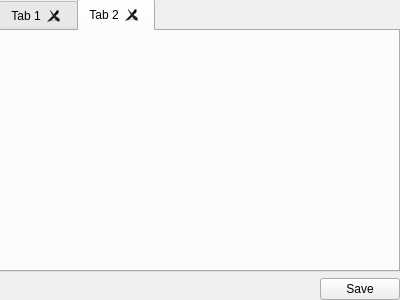
Above: texteditor.ui from giacomoManto/SSH-Explorer before the change. Below: the same form after it.
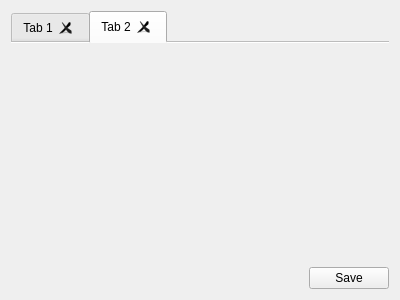
That is the form after the change. The open tabs and pages were chosen to show the change.

What changed in the file:
```diff
--- a/texteditor.ui
+++ b/texteditor.ui
@@ -10,26 +10,28 @@
     <height>300</height>
    </rect>
   </property>
+  <property name="sizePolicy">
+   <sizepolicy hsizetype="Expanding" vsizetype="Expanding">
+    <horstretch>0</horstretch>
+    <verstretch>0</verstretch>
+   </sizepolicy>
+  </property>
   <property name="windowTitle">
    <string>Form</string>
   </property>
-  <widget class="QWidget" name="verticalLayoutWidget">
-   <property name="geometry">
-    <rect>
-     <x>-1</x>
-     <y>-1</y>
-     <width>401</width>
-     <height>301</height>
-    </rect>
-   </property>
+  <layout class="QVBoxLayout" name="verticalLayout_2">
+   <item>
    <layout class="QVBoxLayout" name="verticalLayout">
+     <property name="sizeConstraint">
+      <enum>QLayout::SizeConstraint::SetNoConstraint</enum>
+     </property>
     <item>
      <widget class="QTabWidget" name="tabWidget">
       <property name="currentIndex">
        <number>0</number>
       </property>
       <property name="documentMode">
-       <bool>false</bool>
+        <bool>true</bool>
       </property>
       <property name="tabsClosable">
        <bool>true</bool>
@@ -51,6 +53,9 @@
     </item>
     <item>
      <layout class="QHBoxLayout" name="horizontalLayout_3">
+       <property name="sizeConstraint">
+        <enum>QLayout::SizeConstraint::SetNoConstraint</enum>
+       </property>
       <item>
        <spacer name="horizontalSpacer">
         <property name="orientation">
@@ -83,7 +88,8 @@
      </layout>
     </item>
    </layout>
-  </widget>
+   </item>
+  </layout>
  </widget>
  <resources/>
  <connections/>
```
Left out of the diff: 2 changed lines with no effect on the pictures. Lines whose indentation alone changed are shown as unchanged.
